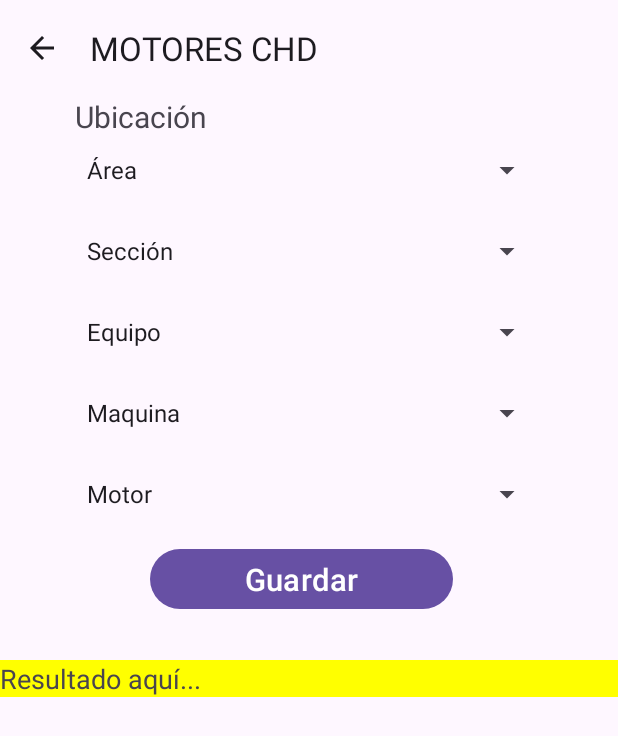
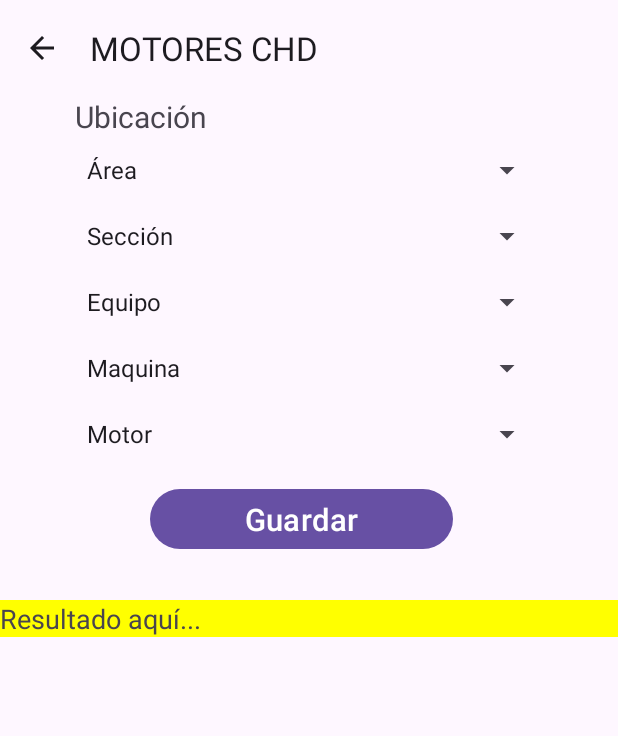
Before and after one commit to VictorFloVi/ManttoPrev, an Android app: the VibracionAdmin screen opened directly, with no data from a screen before it, on a phone screen of 412 x 824 dp. Shown: the top 736 px of the screen. Run offline under Robolectric (Android 15) with nearby library versions, the phone set to English and light mode, and no system bars; our stand-ins replace Firebase (no records; nobody signed in at launch, a user with empty details on screens opened directly); libraries missing offline, so code that uses them is left out: com.itextpdf.io, com.itextpdf.kernel, com.itextpdf.layout; Roboto replaces fonts that are not available here.

```diff
--- a/app/src/main/res/layout/activity_vibracion_admin.xml
+++ b/app/src/main/res/layout/activity_vibracion_admin.xml
@@ -48,7 +48,7 @@
                     android:layout_height="wrap_content"
                     android:layout_marginLeft="50dp"
                     android:layout_marginRight="50dp"
-                    android:layout_marginBottom="30dp"
+                    android:layout_marginBottom="20dp"
                     tools:ignore="MissingConstraints,TouchTargetSizeCheck,DuplicateSpeakableTextCheck" />
 
                 <Spinner
@@ -57,7 +57,7 @@
                     android:layout_height="wrap_content"
                     android:layout_marginLeft="50dp"
                     android:layout_marginRight="50dp"
-                    android:layout_marginBottom="30dp"
+                    android:layout_marginBottom="20dp"
                     tools:ignore="TouchTargetSizeCheck" />
 
                 <Spinner
@@ -66,7 +66,7 @@
                     android:layout_height="wrap_content"
                     android:layout_marginLeft="50dp"
                     android:layout_marginRight="50dp"
-                    android:layout_marginBottom="30dp"
+                    android:layout_marginBottom="20dp"
                     tools:ignore="TouchTargetSizeCheck" />
 
                 <Spinner
@@ -75,7 +75,7 @@
                     android:layout_height="wrap_content"
                     android:layout_marginLeft="50dp"
                     android:layout_marginRight="50dp"
-                    android:layout_marginBottom="30dp"
+                    android:layout_marginBottom="20dp"
                     tools:ignore="TouchTargetSizeCheck" />
 
                 <Spinner
```
